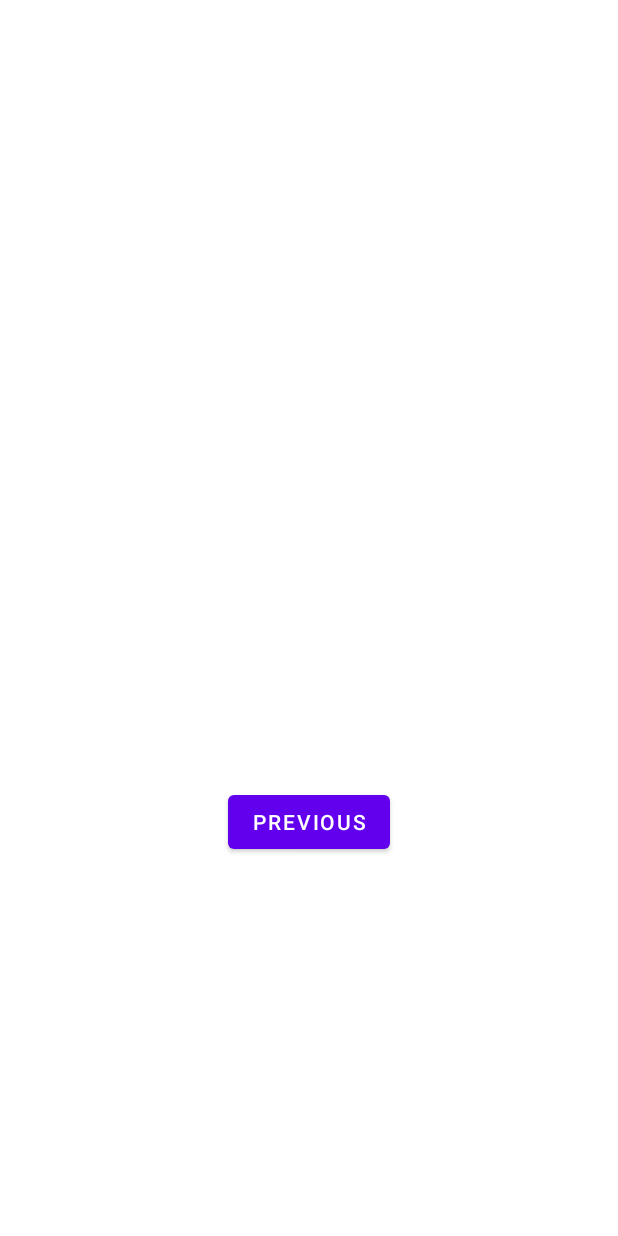
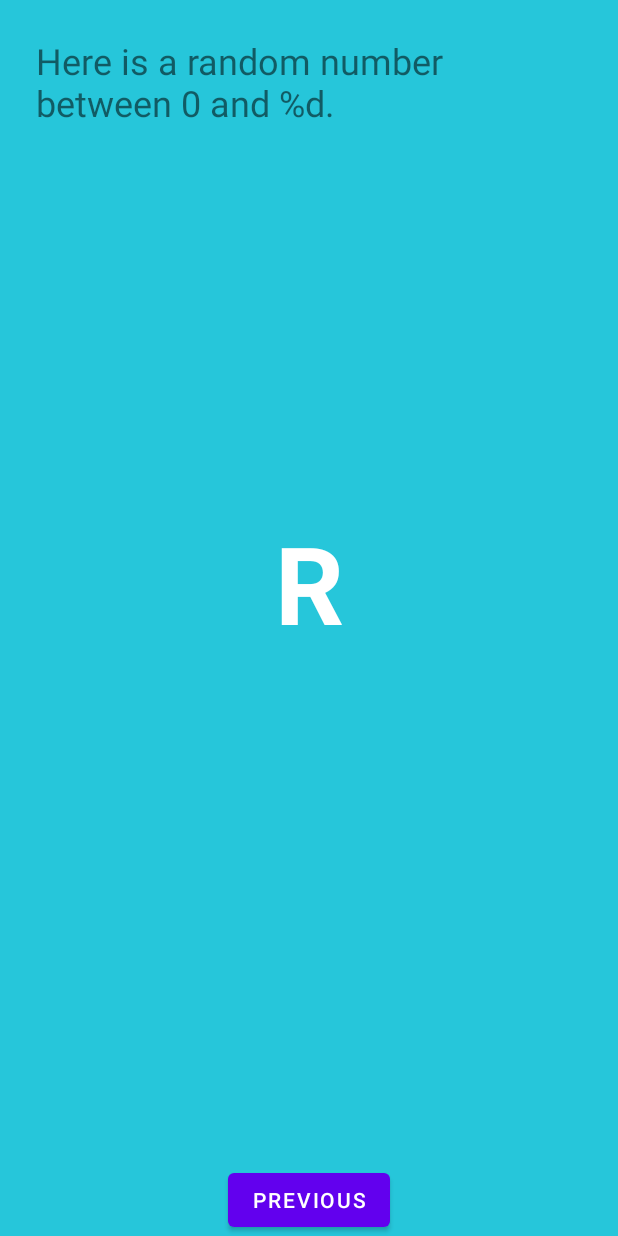
Before and after one commit to AlzoobeHibaAmo1/My_first_app, an Android app: the layout fragment_second.xml on its own in the app's theme, with its tools: preview values and no code run, on a phone screen of 412 x 824 dp. Run offline under Robolectric (Android 15) with nearby library versions, the phone set to English and light mode, and no system bars.

```diff
--- a/app/build.gradle
+++ b/app/build.gradle
@@ -1,5 +1,7 @@
 plugins {
     id 'com.android.application'
+
+
 }
 
 android {
@@ -39,3 +41,4 @@ dependencies {
     androidTestImplementation 'androidx.test.ext:junit:1.1.1'
     androidTestImplementation 'androidx.test.espresso:espresso-core:3.2.0'
 }
+apply plugin: 'androidx.navigation.safeargs'
--- a/app/src/main/res/layout/fragment_second.xml
+++ b/app/src/main/res/layout/fragment_second.xml
@@ -4,13 +4,18 @@
     xmlns:tools="http://schemas.android.com/tools"
     android:layout_width="match_parent"
     android:layout_height="match_parent"
+    android:background="@color/screenBackground2"
     tools:context=".SecondFragment">
 
     <TextView
-        android:id="@+id/textview_second"
-        android:layout_width="wrap_content"
+        android:id="@+id/random_heading"
+        android:layout_width="0dp"
         android:layout_height="wrap_content"
-        app:layout_constraintBottom_toTopOf="@id/button_second"
+        android:layout_marginStart="24dp"
+        android:layout_marginTop="24dp"
+        android:layout_marginEnd="24dp"
+        android:text="Here is a random number between 0 and %d."
+        android:textSize="24sp"
         app:layout_constraintEnd_toEndOf="parent"
         app:layout_constraintStart_toStartOf="parent"
         app:layout_constraintTop_toTopOf="parent" />
@@ -22,6 +27,18 @@
         android:text="@string/previous"
         app:layout_constraintBottom_toBottomOf="parent"
         app:layout_constraintEnd_toEndOf="parent"
+        app:layout_constraintStart_toStartOf="parent" />
+
+    <TextView
+        android:id="@+id/textview_random"
+        android:layout_width="wrap_content"
+        android:layout_height="wrap_content"
+        android:text="R"
+        android:textColor="#FFFFFF"
+        android:textSize="72sp"
+        android:textStyle="bold"
+        app:layout_constraintBottom_toTopOf="@+id/button_second"
+        app:layout_constraintEnd_toEndOf="parent"
         app:layout_constraintStart_toStartOf="parent"
-        app:layout_constraintTop_toBottomOf="@id/textview_second" />
+        app:layout_constraintTop_toTopOf="parent" />
 </androidx.constraintlayout.widget.ConstraintLayout>
--- a/app/src/main/res/navigation/nav_graph.xml
+++ b/app/src/main/res/navigation/nav_graph.xml
@@ -24,5 +24,8 @@
         <action
             android:id="@+id/action_SecondFragment_to_FirstFragment"
             app:destination="@id/FirstFragment" />
+        <argument
+            android:name="myArg"
+            app:argType="integer" />
     </fragment>
 </navigation>
--- a/app/src/main/res/values/colors.xml
+++ b/app/src/main/res/values/colors.xml
@@ -9,4 +9,5 @@
     <color name="white">#FFFFFFFF</color>
     <color name="screenBackground">#2196F3</color>
     <color name="buttonBackground">#BBDEFB</color>
+    <color name="screenBackground2">#26C6DA</color>
 </resources>
--- a/app/src/main/res/values/strings.xml
+++ b/app/src/main/res/values/strings.xml
@@ -8,6 +8,6 @@
     <string name="previous">Previous</string>
 
     <string name="hello_first_fragment">0</string>
-    <string name="hello_second_fragment">Hello second fragment. Arg: %1$s</string>
+    <string name="hello_second_fragment">Here is a random number between 0 and %d.</string>
     <string name="toast_button_text">Toast</string>
 </resources>
--- a/build.gradle
+++ b/build.gradle
@@ -6,6 +6,8 @@ buildscript {
     }
     dependencies {
         classpath "com.android.tools.build:gradle:4.2.0-alpha04"
+        def nav_version = "2.3.0-alpha04"
+        classpath "androidx.navigation:navigation-safe-args-gradle-plugin:$nav_version"
 
         // NOTE: Do not place your application dependencies here; they belong
         // in the individual module build.gradle files
```
Also changed, not shown: app/src/main/java/com/example/my_first_app/FirstFragment.java (+3 -10 lines), app/src/main/java/com/example/my_first_app/SecondFragment.java (+17 -0 lines).
